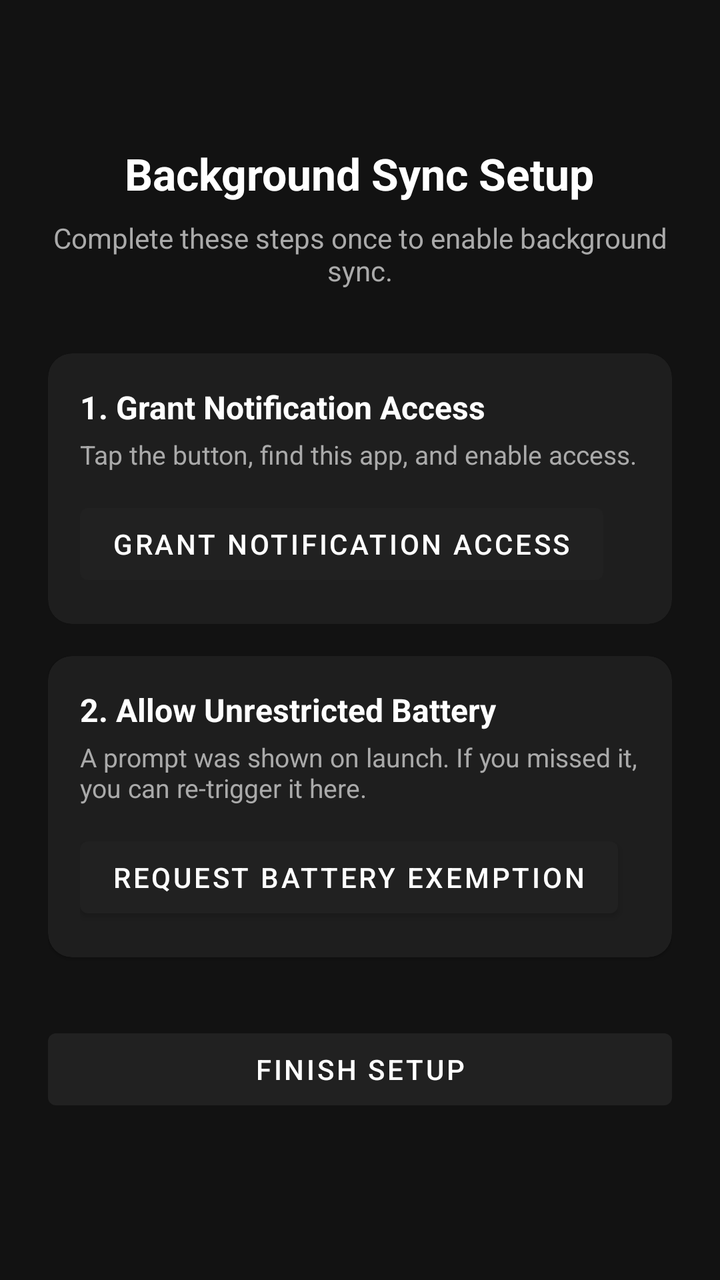
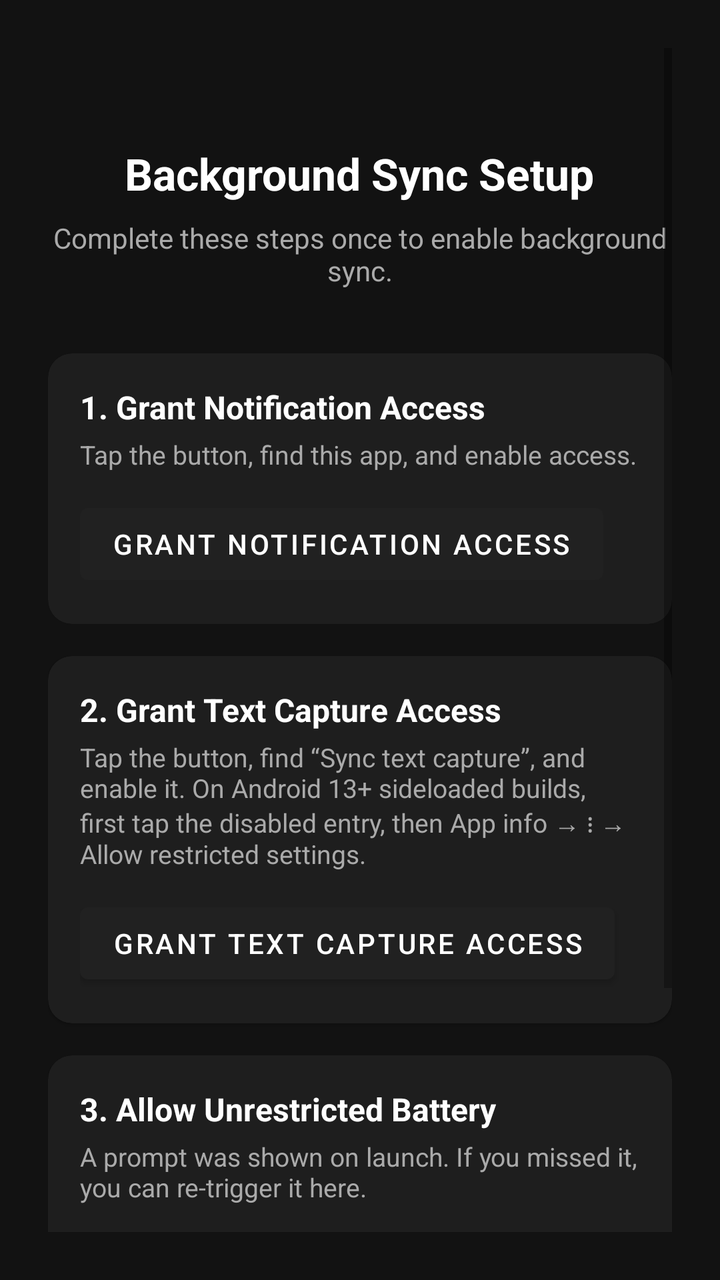

Compare the two renders of this Android layout. The source of the first and the diff that turns it into the second are given below.
<!-- AndroidManifest.xml: application theme Theme.MaterialComponents.DayNight.DarkActionBar -->
<!-- res/layout/activity_main.xml -->
<?xml version="1.0" encoding="utf-8"?>
<ScrollView xmlns:android="http://schemas.android.com/apk/res/android"
    android:layout_width="match_parent"
    android:layout_height="match_parent"
    android:background="#121212"
    android:padding="24dp">

    <LinearLayout
        android:layout_width="match_parent"
        android:layout_height="wrap_content"
        android:orientation="vertical"
        android:gravity="center_horizontal">

        <TextView
            android:layout_width="wrap_content"
            android:layout_height="wrap_content"
            android:layout_marginTop="48dp"
            android:text="@string/setup_title"
            android:textColor="#FFFFFF"
            android:textSize="22sp"
            android:textStyle="bold" />

        <TextView
            android:layout_width="wrap_content"
            android:layout_height="wrap_content"
            android:layout_marginTop="8dp"
            android:text="Complete these steps once to enable background sync."
            android:textColor="#AAAAAA"
            android:textSize="14sp"
            android:gravity="center" />

        
        <com.google.android.material.card.MaterialCardView
            android:layout_width="match_parent"
            android:layout_height="wrap_content"
            android:layout_marginTop="32dp"
            app:cardBackgroundColor="#1E1E1E"
            app:cardCornerRadius="12dp"
            xmlns:app="http://schemas.android.com/apk/res-auto">

            <LinearLayout
                android:layout_width="match_parent"
                android:layout_height="wrap_content"
                android:orientation="vertical"
                android:padding="16dp">

                <TextView
                    android:layout_width="wrap_content"
                    android:layout_height="wrap_content"
                    android:text="1. Grant Notification Access"
                    android:textColor="#FFFFFF"
                    android:textSize="16sp"
                    android:textStyle="bold" />

                <TextView
                    android:layout_width="wrap_content"
                    android:layout_height="wrap_content"
                    android:layout_marginTop="4dp"
                    android:text="Tap the button, find this app, and enable access."
                    android:textColor="#AAAAAA"
                    android:textSize="13sp" />

                <Button
                    android:id="@+id/btn_notification_access"
                    android:layout_width="wrap_content"
                    android:layout_height="wrap_content"
                    android:layout_marginTop="12dp"
                    android:text="@string/btn_notification_access"
                    android:onClick="openNotificationListenerSettings" />
            </LinearLayout>
        </com.google.android.material.card.MaterialCardView>

        
        <com.google.android.material.card.MaterialCardView
            android:layout_width="match_parent"
            android:layout_height="wrap_content"
            android:layout_marginTop="16dp"
            app:cardBackgroundColor="#1E1E1E"
            app:cardCornerRadius="12dp"
            xmlns:app="http://schemas.android.com/apk/res-auto">

            <LinearLayout
                android:layout_width="match_parent"
                android:layout_height="wrap_content"
                android:orientation="vertical"
                android:padding="16dp">

                <TextView
                    android:layout_width="wrap_content"
                    android:layout_height="wrap_content"
                    android:text="2. Allow Unrestricted Battery"
                    android:textColor="#FFFFFF"
                    android:textSize="16sp"
                    android:textStyle="bold" />

                <TextView
                    android:layout_width="wrap_content"
                    android:layout_height="wrap_content"
                    android:layout_marginTop="4dp"
                    android:text="A prompt was shown on launch. If you missed it, you can re-trigger it here."
                    android:textColor="#AAAAAA"
                    android:textSize="13sp" />

                <Button
                    android:id="@+id/btn_battery"
                    android:layout_width="wrap_content"
                    android:layout_height="wrap_content"
                    android:layout_marginTop="12dp"
                    android:text="Request Battery Exemption"
                    android:onClick="requestBatteryExemption" />
            </LinearLayout>
        </com.google.android.material.card.MaterialCardView>

        
        <Button
            android:id="@+id/btn_finish"
            android:layout_width="match_parent"
            android:layout_height="wrap_content"
            android:layout_marginTop="32dp"
            android:layout_marginBottom="48dp"
            android:text="@string/btn_finish_setup"
            android:onClick="finishSetup"
            style="@style/Widget.MaterialComponents.Button" />

    </LinearLayout>
</ScrollView>
<!-- resources referenced by this layout -->
<resources>
  <string name="btn_finish_setup">Finish Setup</string>
  <string name="btn_notification_access">Grant Notification Access</string>
  <string name="setup_title">Background Sync Setup</string>
</resources>

<!-- the commit's change to res/layout/activity_main.xml (unified diff, before → after) -->
@@ -88,7 +88,48 @@
                 <TextView
                     android:layout_width="wrap_content"
                     android:layout_height="wrap_content"
-                    android:text="2. Allow Unrestricted Battery"
+                    android:text="2. Grant Text Capture Access"
+                    android:textColor="#FFFFFF"
+                    android:textSize="16sp"
+                    android:textStyle="bold" />
+
+                <TextView
+                    android:layout_width="wrap_content"
+                    android:layout_height="wrap_content"
+                    android:layout_marginTop="4dp"
+                    android:text="Tap the button, find “Sync text capture”, and enable it. On Android 13+ sideloaded builds, first tap the disabled entry, then App info → ⋮ → Allow restricted settings."
+                    android:textColor="#AAAAAA"
+                    android:textSize="13sp" />
+
+                <Button
+                    android:id="@+id/btn_accessibility"
+                    android:layout_width="wrap_content"
+                    android:layout_height="wrap_content"
+                    android:layout_marginTop="12dp"
+                    android:text="@string/btn_accessibility_access"
+                    android:onClick="openAccessibilitySettings" />
+            </LinearLayout>
+        </com.google.android.material.card.MaterialCardView>
+
+        
+        <com.google.android.material.card.MaterialCardView
+            android:layout_width="match_parent"
+            android:layout_height="wrap_content"
+            android:layout_marginTop="16dp"
+            app:cardBackgroundColor="#1E1E1E"
+            app:cardCornerRadius="12dp"
+            xmlns:app="http://schemas.android.com/apk/res-auto">
+
+            <LinearLayout
+                android:layout_width="match_parent"
+                android:layout_height="wrap_content"
+                android:orientation="vertical"
+                android:padding="16dp">
+
+                <TextView
+                    android:layout_width="wrap_content"
+                    android:layout_height="wrap_content"
+                    android:text="3. Allow Unrestricted Battery"
                     android:textColor="#FFFFFF"
                     android:textSize="16sp"
                     android:textStyle="bold" />
<!-- resource entries referenced after the edit -->
@@ -1,5 +1,6 @@
 <!-- resources referenced by this layout -->
 <resources>
+  <string name="btn_accessibility_access">Grant Text Capture Access</string>
   <string name="btn_finish_setup">Finish Setup</string>
   <string name="btn_notification_access">Grant Notification Access</string>
   <string name="setup_title">Background Sync Setup</string>
